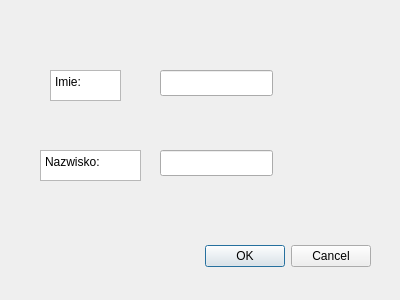
Above: dodajklientadialog.ui from GregoryKoz/pk4Proj before the change. Below: the same form after it.
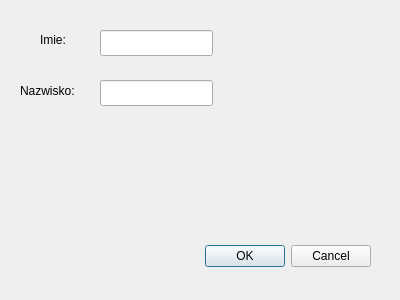
That is the form after the change.

Diff of the .ui file:
```diff
--- a/dodajklientadialog.ui
+++ b/dodajklientadialog.ui
@@ -32,8 +32,8 @@
   <widget class="QLineEdit" name="nameLineEdit">
    <property name="geometry">
     <rect>
-     <x>160</x>
-     <y>70</y>
+     <x>100</x>
+     <y>30</y>
      <width>113</width>
      <height>26</height>
     </rect>
@@ -45,8 +45,8 @@
   <widget class="QLineEdit" name="surnameLineEdit">
    <property name="geometry">
     <rect>
-     <x>160</x>
-     <y>150</y>
+     <x>100</x>
+     <y>80</y>
      <width>113</width>
      <height>26</height>
     </rect>
@@ -55,44 +55,30 @@
     <string/>
    </property>
   </widget>
-  <widget class="QTextEdit" name="textEdit">
-   <property name="geometry">
-    <rect>
-     <x>50</x>
-     <y>70</y>
-     <width>71</width>
-     <height>31</height>
-    </rect>
-   </property>
-   <property name="html">
-    <string>&lt;!DOCTYPE HTML PUBLIC &quot;-//W3C//DTD HTML 4.0//EN&quot; &quot;http://www.w3.org/TR/REC-html40/strict.dtd&quot;&gt;
-&lt;html&gt;&lt;head&gt;&lt;meta name=&quot;qrichtext&quot; content=&quot;1&quot; /&gt;&lt;meta charset=&quot;utf-8&quot; /&gt;&lt;style type=&quot;text/css&quot;&gt;
-p, li { white-space: pre-wrap; }
-hr { height: 1px; border-width: 0; }
-li.unchecked::marker { content: &quot;\2610&quot;; }
-li.checked::marker { content: &quot;\2612&quot;; }
-&lt;/style&gt;&lt;/head&gt;&lt;body style=&quot; font-family:'Segoe UI'; font-size:9pt; font-weight:400; font-style:normal;&quot;&gt;
-&lt;p style=&quot; margin-top:0px; margin-bottom:0px; margin-left:0px; margin-right:0px; -qt-block-indent:0; text-indent:0px;&quot;&gt;Imie:&lt;/p&gt;&lt;/body&gt;&lt;/html&gt;</string>
-   </property>
-  </widget>
-  <widget class="QTextEdit" name="textEdit_2">
+  <widget class="QLabel" name="label">
    <property name="geometry">
     <rect>
      <x>40</x>
-     <y>150</y>
-     <width>101</width>
-     <height>31</height>
+     <y>30</y>
+     <width>63</width>
+     <height>20</height>
     </rect>
    </property>
-   <property name="html">
-    <string>&lt;!DOCTYPE HTML PUBLIC &quot;-//W3C//DTD HTML 4.0//EN&quot; &quot;http://www.w3.org/TR/REC-html40/strict.dtd&quot;&gt;
-&lt;html&gt;&lt;head&gt;&lt;meta name=&quot;qrichtext&quot; content=&quot;1&quot; /&gt;&lt;meta charset=&quot;utf-8&quot; /&gt;&lt;style type=&quot;text/css&quot;&gt;
-p, li { white-space: pre-wrap; }
-hr { height: 1px; border-width: 0; }
-li.unchecked::marker { content: &quot;\2610&quot;; }
-li.checked::marker { content: &quot;\2612&quot;; }
-&lt;/style&gt;&lt;/head&gt;&lt;body style=&quot; font-family:'Segoe UI'; font-size:9pt; font-weight:400; font-style:normal;&quot;&gt;
-&lt;p style=&quot; margin-top:0px; margin-bottom:0px; margin-left:0px; margin-right:0px; -qt-block-indent:0; text-indent:0px;&quot;&gt;Nazwisko:&lt;/p&gt;&lt;/body&gt;&lt;/html&gt;</string>
+   <property name="text">
+    <string>Imie:</string>
+   </property>
+  </widget>
+  <widget class="QLabel" name="label_2">
+   <property name="geometry">
+    <rect>
+     <x>20</x>
+     <y>80</y>
+     <width>71</width>
+     <height>21</height>
+    </rect>
+   </property>
+   <property name="text">
+    <string>Nazwisko:</string>
    </property>
   </widget>
  </widget>
```
